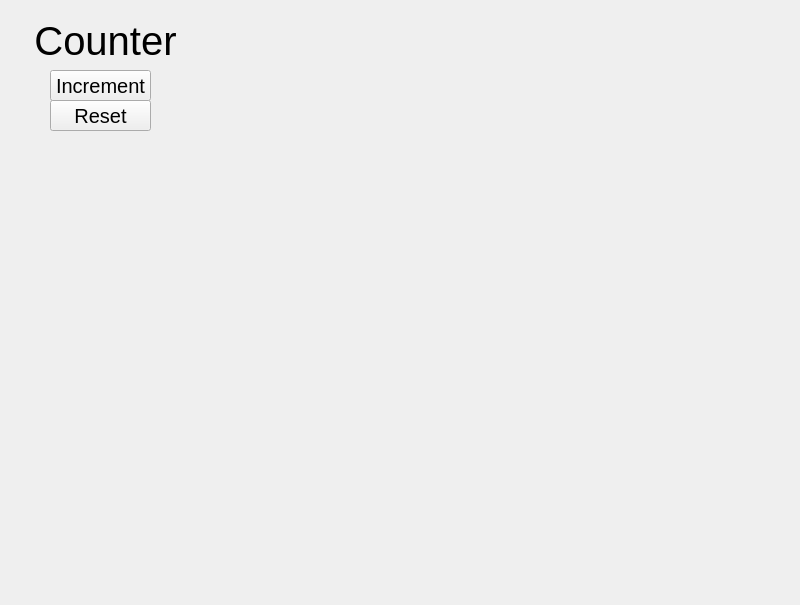
Blitblank/metabalus, file src/ui/MainWindow.ui: the form before one commit.
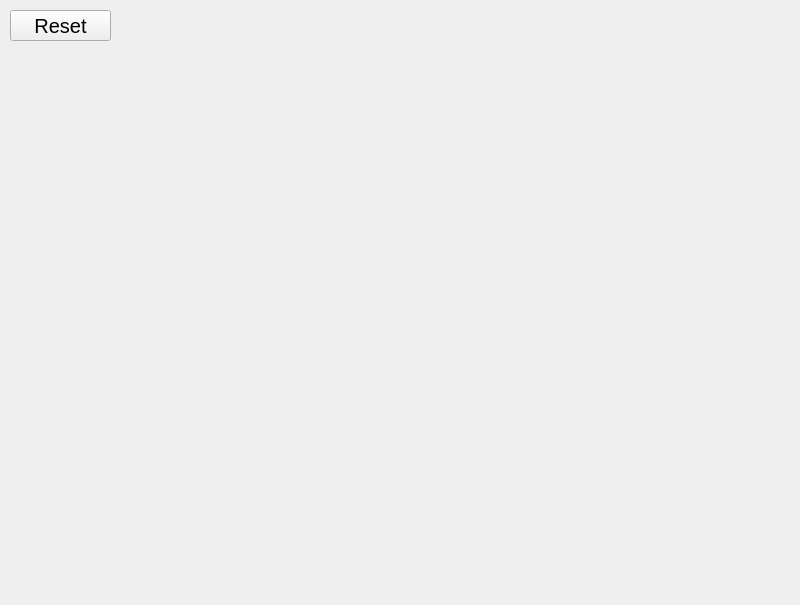
The form after the commit. Custom widgets are drawn as their Qt base class.

```diff
--- a/src/ui/MainWindow.ui
+++ b/src/ui/MainWindow.ui
@@ -13,30 +13,15 @@
   <property name="windowTitle">
    <string>MainWindow</string>
   </property>
+  <property name="autoFillBackground">
+   <bool>true</bool>
+  </property>
   <widget class="QWidget" name="centralwidget">
-   <widget class="QPushButton" name="buttonIncrement">
-    <property name="geometry">
-     <rect>
-      <x>50</x>
-      <y>70</y>
-      <width>101</width>
-      <height>31</height>
-     </rect>
-    </property>
-    <property name="font">
-     <font>
-      <pointsize>15</pointsize>
-     </font>
-    </property>
-    <property name="text">
-     <string>Increment</string>
-    </property>
-   </widget>
    <widget class="QPushButton" name="buttonReset">
     <property name="geometry">
      <rect>
-      <x>50</x>
-      <y>100</y>
+      <x>10</x>
+      <y>10</y>
       <width>101</width>
       <height>31</height>
      </rect>
@@ -50,35 +35,56 @@
      <string>Reset</string>
     </property>
    </widget>
-   <widget class="QLabel" name="labelCounter">
-    <property name="geometry">
-     <rect>
-      <x>30</x>
-      <y>20</y>
-      <width>151</width>
-      <height>41</height>
-     </rect>
-    </property>
-    <property name="font">
-     <font>
-      <pointsize>30</pointsize>
-     </font>
-    </property>
-    <property name="text">
-     <string>Counter</string>
-    </property>
-    <property name="alignment">
-     <set>Qt::AlignmentFlag::AlignCenter</set>
-    </property>
-   </widget>
    <widget class="SmartSlider" name="sliderGainR" native="true">
     <property name="geometry">
      <rect>
-      <x>340</x>
-      <y>120</y>
+      <x>580</x>
+      <y>180</y>
       <width>171</width>
       <height>321</height>
      </rect>
+    </property>
+    <property name="autoFillBackground">
+     <bool>true</bool>
+    </property>
+   </widget>
+   <widget class="SmartSlider" name="sliderGainA" native="true">
+    <property name="geometry">
+     <rect>
+      <x>40</x>
+      <y>180</y>
+      <width>171</width>
+      <height>321</height>
+     </rect>
+    </property>
+    <property name="autoFillBackground">
+     <bool>true</bool>
+    </property>
+   </widget>
+   <widget class="SmartSlider" name="sliderGainD" native="true">
+    <property name="geometry">
+     <rect>
+      <x>220</x>
+      <y>180</y>
+      <width>171</width>
+      <height>321</height>
+     </rect>
+    </property>
+    <property name="autoFillBackground">
+     <bool>true</bool>
+    </property>
+   </widget>
+   <widget class="SmartSlider" name="sliderGainS" native="true">
+    <property name="geometry">
+     <rect>
+      <x>400</x>
+      <y>180</y>
+      <width>171</width>
+      <height>321</height>
+     </rect>
+    </property>
+    <property name="autoFillBackground">
+     <bool>true</bool>
     </property>
    </widget>
   </widget>
```
